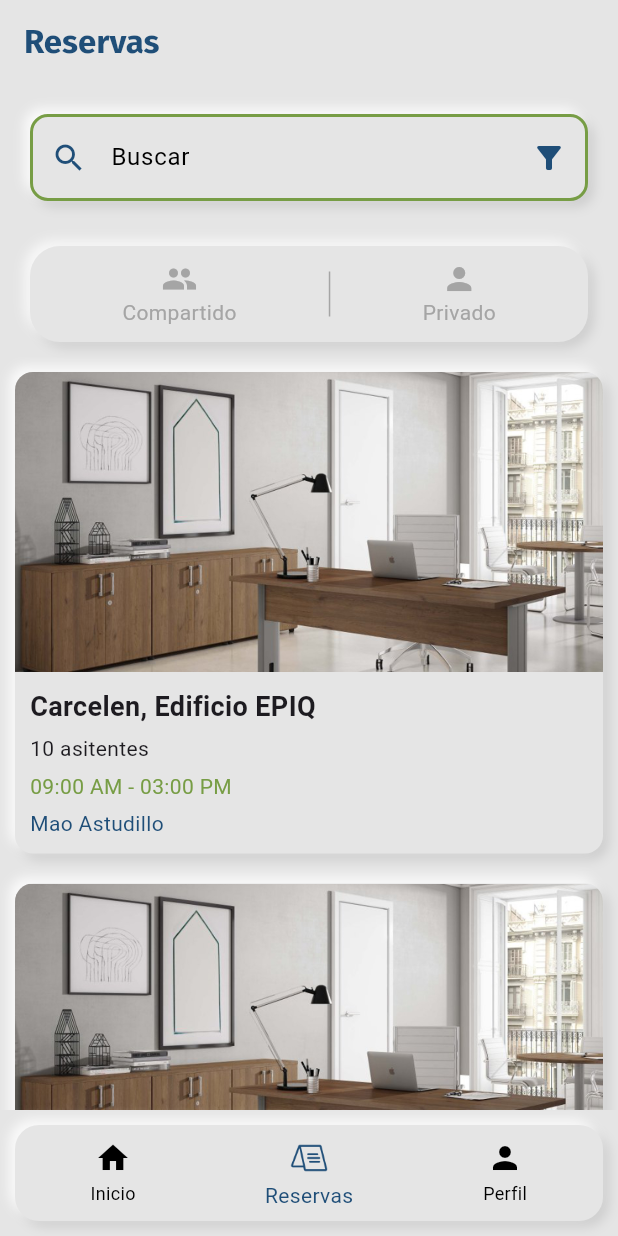
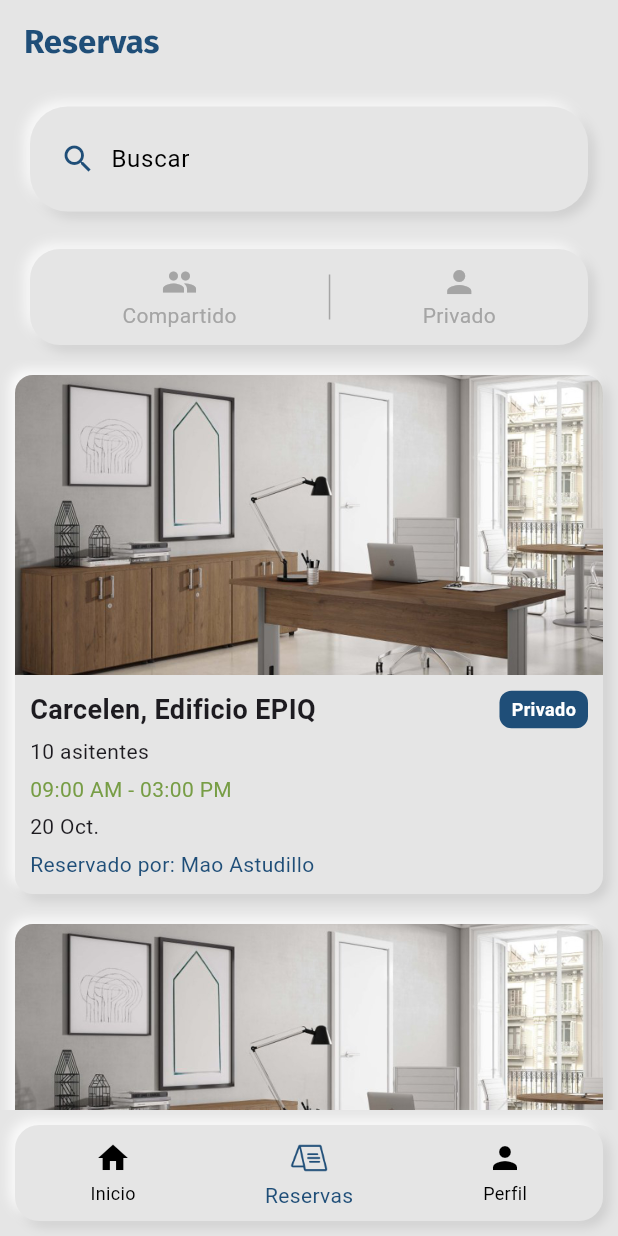
Before and after one commit to ism4el9/WorkSpot, a Flutter app: the screen it shows after launch, item 2 of the bottom bar chosen, on a phone screen of 412 x 824 dp. Run offline on Flutter 3.47's test engine with Material 3 defaults, Android fonts, the phone set to English and light mode, and no system bars; our stand-ins replace google_fonts.

Commit message:
integration_2

```diff
--- a/lib/screens/home_page.dart
+++ b/lib/screens/home_page.dart
@@ -12,6 +12,7 @@ import 'package:astro_office/widgets/bottom_navigation_bar.dart';
 import 'package:astro_office/widgets/office_card.dart';
 import 'package:astro_office/widgets/reserved_office_card.dart';
 import 'package:astro_office/widgets/search_bar_no_shadow.dart';
+import 'package:astro_office/widgets/search_bar_without_icons.dart';
 import 'package:astro_office/widgets/shared_private_toggle.dart';
 import 'package:flutter/material.dart';
 import 'package:google_fonts/google_fonts.dart';
@@ -256,7 +257,7 @@ class _MyHomePageState extends State<MyHomePage> {
       children: [
         const Padding(
           padding: EdgeInsets.only(top: 10, bottom: 10, left: 10, right: 10),
-          child: SearchBarNoShadow(),
+          child: SearchBarWithoutIcons(), // Cambiado aquí
         ),
         SharedPrivateToggle(
           isSharedSelected: isSharedSelected,
@@ -295,6 +296,7 @@ class _MyHomePageState extends State<MyHomePage> {
                   time: office['time']!,
                   day: office['day']!,
                   name: office['name']!,
+                  type: office['type']!,
                 ),
               );
             },
--- a/lib/widgets/reserved_office_card.dart
+++ b/lib/widgets/reserved_office_card.dart
@@ -7,6 +7,7 @@ class ReservedOfficeCard extends StatelessWidget {
   final String time;
   final String day;
   final String name;
+  final String type; // Nuevo: "Privado" o "Compartido"
 
   const ReservedOfficeCard({
     super.key,
@@ -16,6 +17,7 @@ class ReservedOfficeCard extends StatelessWidget {
     required this.time,
     required this.day,
     required this.name,
+    required this.type,
   });
 
   @override
@@ -52,6 +54,15 @@ class ReservedOfficeCard extends StatelessWidget {
     width: double.infinity,
     height: 200,
     fit: BoxFit.cover,
+    errorBuilder: (context, error, stackTrace) {
+      // Fallback si la imagen no se encuentra o falla al cargar
+      return Container(
+        color: Colors.grey[300],
+        width: double.infinity,
+        height: 200,
+        child: Icon(Icons.broken_image, size: 50, color: Colors.grey),
+      );
+    },
   ),
 ),
           Padding(
@@ -59,16 +70,44 @@ class ReservedOfficeCard extends StatelessWidget {
             child: Column(
               crossAxisAlignment: CrossAxisAlignment.start,
               children: [
+                Row(
+                  mainAxisAlignment: MainAxisAlignment.spaceBetween,
+                  children: [
                     Text(
                       title,
                       style: const TextStyle(fontSize: 18, fontWeight: FontWeight.bold),
+                    ),
+                    // Etiqueta de tipo
+                    Container(
+                      padding: const EdgeInsets.symmetric(horizontal: 8, vertical: 4),
+                      decoration: BoxDecoration(
+                        color: type == 'Privado'
+                            ? Theme.of(context).colorScheme.primary
+                            : Theme.of(context).colorScheme.tertiary,
+                        borderRadius: BorderRadius.circular(8),
+                      ),
+                      child: Text(
+                        type,
+                        style: const TextStyle(
+                          color: Colors.white,
+                          fontWeight: FontWeight.bold,
+                          fontSize: 12,
+                        ),
+                      ),
+                    ),
+                  ],
                 ),
                 const SizedBox(height: 5),
                 Text(asistants),
                 const SizedBox(height: 5),
                 Text(time, style: TextStyle(color: Theme.of(context).colorScheme.tertiary)),
                 const SizedBox(height: 5),
-                Text(name, style: TextStyle(color: Theme.of(context).colorScheme.primary)),
+                Text(day),
+                const SizedBox(height: 5),
+                Text(
+                  'Reservado por: $name',
+                  style: TextStyle(color: Theme.of(context).colorScheme.primary),
+                ),
               ],
             ),
           ),
```
Also changed, not shown: lib/screens/reserved_page.dart (+3 -46 lines). Lines whose indentation alone changed are shown as unchanged.
